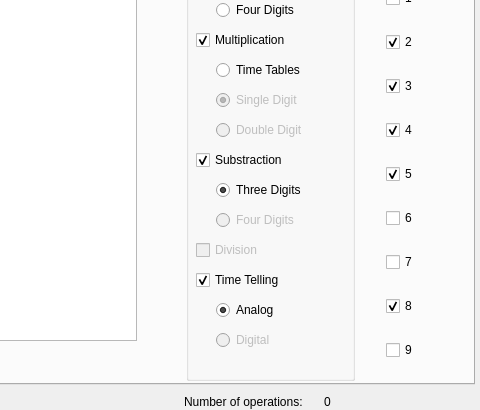
Old version of the form ui/multui.ui in the repository miguelgarciaarribas/multroaster; both pictures show x 436 to 916 and y 136 to 546 of the 916 by 653 pixel window.
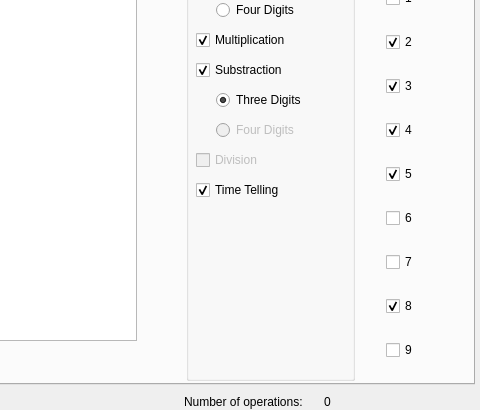
New version of the form. The open tabs and pages were chosen to show the change.

Commit message: Add support for digital clocks Simplify options in UI Small internal refactor in operationDisplay to use python templates

```diff
--- a/ui/multui.ui
+++ b/ui/multui.ui
@@ -202,72 +202,6 @@
         <bool>true</bool>
        </property>
       </widget>
-      <widget class="QRadioButton" name="timeTableConfig">
-       <property name="enabled">
-        <bool>true</bool>
-       </property>
-       <property name="geometry">
-        <rect>
-         <x>30</x>
-         <y>120</y>
-         <width>100</width>
-         <height>20</height>
-        </rect>
-       </property>
-       <property name="text">
-        <string>Time Tables</string>
-       </property>
-       <property name="checked">
-        <bool>false</bool>
-       </property>
-       <property name="autoExclusive">
-        <bool>false</bool>
-       </property>
-      </widget>
-      <widget class="QRadioButton" name="radioButton_2">
-       <property name="enabled">
-        <bool>false</bool>
-       </property>
-       <property name="geometry">
-        <rect>
-         <x>30</x>
-         <y>150</y>
-         <width>100</width>
-         <height>20</height>
-        </rect>
-       </property>
-       <property name="text">
-        <string>Single Digit</string>
-       </property>
-       <property name="checked">
-        <bool>true</bool>
-       </property>
-       <property name="autoExclusive">
-        <bool>false</bool>
-       </property>
-      </widget>
-      <widget class="QRadioButton" name="radioButton_3">
-       <property name="enabled">
-        <bool>false</bool>
-       </property>
-       <property name="geometry">
-        <rect>
-         <x>30</x>
-         <y>180</y>
-         <width>100</width>
-         <height>20</height>
-        </rect>
-       </property>
-       <property name="text">
-        <string>Double Digit</string>
-       </property>
-       <property name="checked">
-        <bool>false</bool>
-       </property>
-       <property name="autoExclusive">
-        <bool>false</bool>
-       </property>
-      </widget>
       <widget class="QRadioButton" name="radioButton_4">
        <property name="geometry">
         <rect>
@@ -291,7 +225,7 @@
        <property name="geometry">
         <rect>
          <x>10</x>
-         <y>210</y>
+         <y>120</y>
          <width>141</width>
          <height>20</height>
         </rect>
@@ -307,7 +241,7 @@
        <property name="geometry">
         <rect>
          <x>30</x>
-         <y>240</y>
+         <y>150</y>
          <width>100</width>
          <height>20</height>
         </rect>
@@ -329,7 +263,7 @@
        <property name="geometry">
         <rect>
          <x>10</x>
-         <y>300</y>
+         <y>210</y>
          <width>87</width>
          <height>20</height>
         </rect>
@@ -345,7 +279,7 @@
        <property name="geometry">
         <rect>
          <x>30</x>
-         <y>270</y>
+         <y>180</y>
          <width>100</width>
          <height>20</height>
         </rect>
@@ -386,7 +320,7 @@
        <property name="geometry">
         <rect>
          <x>10</x>
-         <y>330</y>
+         <y>240</y>
          <width>121</width>
          <height>20</height>
         </rect>
@@ -398,38 +332,6 @@
         <bool>true</bool>
        </property>
       </widget>
-      <widget class="QRadioButton" name="radioButton">
-       <property name="geometry">
-        <rect>
-         <x>30</x>
-         <y>360</y>
-         <width>100</width>
-         <height>20</height>
-        </rect>
-       </property>
-       <property name="text">
-        <string>Analog</string>
-       </property>
-       <property name="checked">
-        <bool>true</bool>
-       </property>
-      </widget>
-      <widget class="QRadioButton" name="radioButton_8">
-       <property name="enabled">
-        <bool>false</bool>
-       </property>
-       <property name="geometry">
-        <rect>
-         <x>30</x>
-         <y>390</y>
-         <width>100</width>
-         <height>20</height>
-        </rect>
-       </property>
-       <property name="text">
-        <string>Digital</string>
-       </property>
-      </widget>
      </widget>
      <widget class="QLabel" name="label_3">
       <property name="geometry">
```
Left out of the diff: 2 changed lines with no effect on the pictures. The commit also changes 10 other files.
